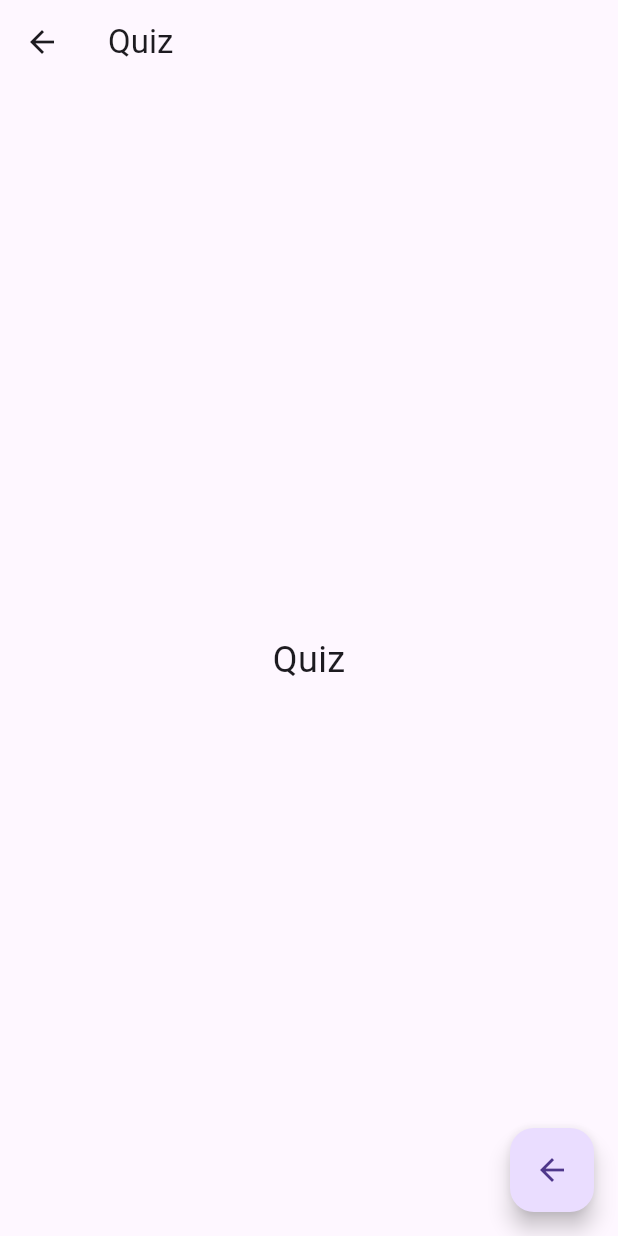
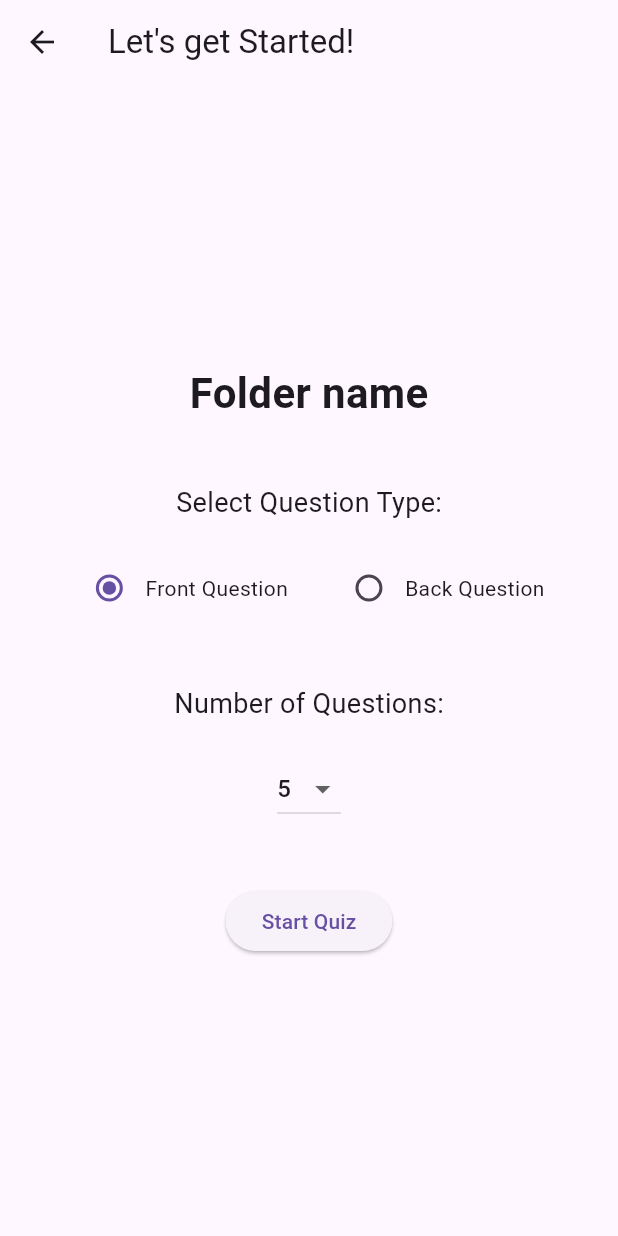
Before and after one commit to Zittta/ITDS283_Group16_Project, a Flutter app: the Quiz screen opened by its route, on a phone screen of 412 x 824 dp. Run offline on Flutter 3.47's test engine with Material 3 defaults, Android fonts, the phone set to English and light mode, and no system bars.

Commit message:
Quiz UI and Navigator

```diff
--- a/lib/pages/folders.dart
+++ b/lib/pages/folders.dart
@@ -247,10 +247,8 @@ class _FoldersState extends State<Folders> {
                 IconButton(
                   icon: Icon(Icons.quiz, color: theme.iconTheme.color),
                   onPressed: () {
-                    // TODO: Handle quiz action separately
-                    ScaffoldMessenger.of(context).showSnackBar(
-                      const SnackBar(content: Text("Quiz icon tapped")),
-                    );
+                    // Navigate to the '/quiz' page when the quiz icon is pressed
+                    Navigator.pushNamed(context, '/quiz');
                   },
                 ),
                 IconButton(
@@ -266,5 +264,4 @@ class _FoldersState extends State<Folders> {
       ),
     );
   }
-
 }
--- a/lib/pages/quiz.dart
+++ b/lib/pages/quiz.dart
@@ -1,16 +1,109 @@
 import 'package:flutter/material.dart';
-class Quiz extends StatelessWidget {
+
+class Quiz extends StatefulWidget {
+  @override
+  _QuizState createState() => _QuizState();
+}
+
+class _QuizState extends State<Quiz> {
+  String? selectedQuestionType = "Front"; // Default value
+  int selectedNumberOfQuestions = 5; // Default number
+
   @override
   Widget build(BuildContext context) {
+    String folderName = "Folder name"; // Replace dynamically if needed
+
     return Scaffold(
-      appBar: AppBar(title: Text('Quiz')),
-      body: Center(child: Text('Quiz', style: TextStyle(fontSize: 24))),
-      floatingActionButton: FloatingActionButton(
-        onPressed: (){
-          //task04
-          Navigator.pop(context);
-        },
-        child: Icon(Icons.arrow_back),
+      appBar: AppBar(
+        title: Text("Let's get Started!"),
+      ),
+      body: Center(
+        child: Padding(
+          padding: const EdgeInsets.all(24.0),
+          child: SingleChildScrollView(
+            child: Column(
+              mainAxisSize: MainAxisSize.min,
+              children: [
+                // Folder name
+                Text(
+                  folderName,
+                  style: TextStyle(fontSize: 28, fontWeight: FontWeight.bold),
+                ),
+                SizedBox(height: 40), // Increased spacing
+
+                // Select Question Type label
+                Text(
+                  "Select Question Type:",
+                  style: TextStyle(fontSize: 18),
+                ),
+                SizedBox(height: 20),
+
+                // Radio buttons
+                Row(
+                  mainAxisAlignment: MainAxisAlignment.center,
+                  children: [
+                    Radio<String>(
+                      value: "Front",
+                      groupValue: selectedQuestionType,
+                      onChanged: (value) {
+                        setState(() {
+                          selectedQuestionType = value;
+                        });
+                      },
+                    ),
+                    Text("Front Question"),
+                    SizedBox(width: 30),
+                    Radio<String>(
+                      value: "Back",
+                      groupValue: selectedQuestionType,
+                      onChanged: (value) {
+                        setState(() {
+                          selectedQuestionType = value;
+                        });
+                      },
+                    ),
+                    Text("Back Question"),
+                  ],
+                ),
+                SizedBox(height: 40), // Increased spacing
+
+                // Number of Questions label
+                Text(
+                  "Number of Questions:",
+                  style: TextStyle(fontSize: 18),
+                ),
+                SizedBox(height: 20),
+
+                // Dropdown
+                DropdownButton<int>(
+                  value: selectedNumberOfQuestions,
+                  onChanged: (int? newValue) {
+                    setState(() {
+                      selectedNumberOfQuestions = newValue!;
+                    });
+                  },
+                  items: [5, 10, 15, 20].map((value) {
+                    return DropdownMenuItem<int>(
+                      value: value,
+                      child: Text("$value"),
+                    );
+                  }).toList(),
+                ),
+                SizedBox(height: 40), // Increased spacing
+
+                // Start Button
+                ElevatedButton(
+                  onPressed: () {
+                    ScaffoldMessenger.of(context).showSnackBar(
+                      const SnackBar(content: Text("make alert and quizzing UI")),
+                    );
+                  },
+                  child: Text("Start Quiz"),
+                ),
+              ],
+            ),
+          ),
+        ),
       ),
     );
   }
```
